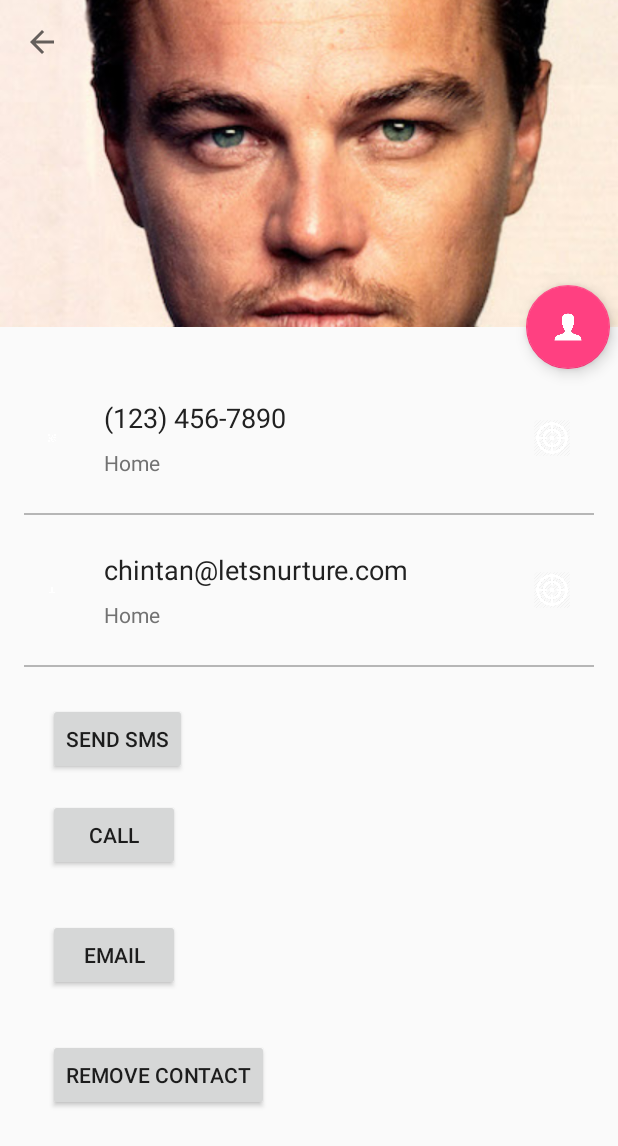
After one commit to eoleinik/VIA-Virtual-Identity-Aggregator, an Android app: the ScrollingProfileActivity screen opened directly, with no data from a screen before it, on a phone screen of 412 x 824 dp. The commit adds this screen. Shown: the top 1146 px of the screen. Run offline under Robolectric (Android 15) with nearby library versions, the phone set to English and light mode, and no system bars; 1 statement that could not run was skipped.

Commit message:
Created basic Material design Contact detail activity

```diff
--- a/app/src/main/AndroidManifest.xml
+++ b/app/src/main/AndroidManifest.xml
@@ -24,13 +24,18 @@
                 <category android:name="android.intent.category.LAUNCHER" />
             </intent-filter>
         </activity>
+
         <activity
             android:name=".AnyOrientationCaptureActivity"
             android:screenOrientation="fullSensor"
             android:stateNotNeeded="true"
             android:theme="@style/zxing_CaptureTheme"
             android:windowSoftInputMode="stateAlwaysHidden" />
+
         <activity android:name=".ContactDetailActivity"></activity>
+
+        <activity android:name=".ScrollingProfileActivity"></activity>
+
     </application>
 
 </manifest>
--- a/app/src/main/java/com/example/evgeniy/scanner/ContactDetailActivity.java
+++ /dev/null
@@ -1,18 +0,0 @@
-package com.example.evgeniy.scanner;
-
-import android.support.v7.app.AppCompatActivity;
-import android.os.Bundle;
-import android.widget.TextView;
-
-public class ContactDetailActivity extends AppCompatActivity {
-
-    @Override
-    protected void onCreate(Bundle savedInstanceState) {
-        super.onCreate(savedInstanceState);
-        setContentView(R.layout.activity_contact_detail);
-
-        String name = this.getIntent().getExtras().getString("name");
-        TextView textView = (TextView) findViewById(R.id.name_text_view);
-        textView.setText(name);
-    }
-}
--- a/app/src/main/java/com/example/evgeniy/scanner/ContactsFragment.java
+++ b/app/src/main/java/com/example/evgeniy/scanner/ContactsFragment.java
@@ -49,7 +49,7 @@ public class ContactsFragment extends Fragment{
             @Override
             public void onItemClick(AdapterView<?> parent, View view, int position, long id) {
                 Person selectedPerson = personList.get(position);
-                Intent detailIntent = new Intent(view.getContext(), ContactDetailActivity.class);
+                Intent detailIntent = new Intent(view.getContext(), ScrollingProfileActivity.class);
                 detailIntent.putExtra("name", selectedPerson.getFirstName()+" "+selectedPerson.getLastName());
                 startActivity(detailIntent);
             }
--- a/app/src/main/java/com/example/evgeniy/scanner/MainActivity.java
+++ b/app/src/main/java/com/example/evgeniy/scanner/MainActivity.java
@@ -77,7 +77,7 @@ public class MainActivity extends AppCompatActivity {
         IntentIntegrator integrator = new IntentIntegrator(this);
         integrator.setCaptureActivity(AnyOrientationCaptureActivity.class);
         integrator.setDesiredBarcodeFormats(IntentIntegrator.QR_CODE_TYPES);
-        integrator.setPrompt("Scan something");
+        integrator.setPrompt("Scan the other person's code");
         integrator.setOrientationLocked(false);
         integrator.setBeepEnabled(false);
         integrator.initiateScan();
--- /dev/null
+++ b/app/src/main/java/com/example/evgeniy/scanner/ScrollingProfileActivity.java
@@ -0,0 +1,36 @@
+package com.example.evgeniy.scanner;
+
+import android.os.Bundle;
+import android.support.design.widget.FloatingActionButton;
+import android.support.design.widget.Snackbar;
+import android.support.v7.app.AppCompatActivity;
+import android.support.v7.widget.Toolbar;
+import android.view.View;
+import android.widget.ImageView;
+
+public class ScrollingProfileActivity extends AppCompatActivity {
+
+    @Override
+    protected void onCreate(Bundle savedInstanceState) {
+        super.onCreate(savedInstanceState);
+        setContentView(R.layout.activity_scrolling_profile);
+
+        ImageView picture = (ImageView) findViewById(R.id.contact_picture);
+        picture.setImageResource(R.drawable.dicaprio);
+
+        Toolbar toolbar = (Toolbar) findViewById(R.id.toolbar);
+        setSupportActionBar(toolbar);
+
+        String name = this.getIntent().getExtras().getString("name");
+        setTitle(name);
+        FloatingActionButton fab = (FloatingActionButton) findViewById(R.id.fab);
+        fab.setOnClickListener(new View.OnClickListener() {
+            @Override
+            public void onClick(View view) {
+                Snackbar.make(view, "Replace with your own action", Snackbar.LENGTH_LONG)
+                        .setAction("Action", null).show();
+            }
+        });
+        getSupportActionBar().setDisplayHomeAsUpEnabled(true);
+    }
+}
--- a/app/src/main/res/layout/activity_contact_detail.xml
+++ /dev/null
@@ -1,27 +0,0 @@
-<?xml version="1.0" encoding="utf-8"?>
-<RelativeLayout xmlns:android="http://schemas.android.com/apk/res/android"
-    xmlns:tools="http://schemas.android.com/tools"
-    android:id="@+id/activity_contact_detail"
-    android:layout_width="match_parent"
-    android:layout_height="match_parent"
-    android:paddingBottom="@dimen/activity_vertical_margin"
-    android:paddingLeft="@dimen/activity_horizontal_margin"
-    android:paddingRight="@dimen/activity_horizontal_margin"
-    android:paddingTop="@dimen/activity_vertical_margin"
-    tools:context="com.example.evgeniy.scanner.ContactDetailActivity">
-
-
-    <LinearLayout
-        android:layout_width="match_parent"
-        android:layout_height="match_parent"
-        android:weightSum="1">
-
-        <TextView
-            android:id="@+id/name_text_view"
-            android:layout_width="wrap_content"
-            android:layout_height="wrap_content"
-            android:textSize="25sp"
-            android:text=""
-            android:layout_gravity="top" />
-    </LinearLayout>
-</RelativeLayout>
--- /dev/null
+++ b/app/src/main/res/layout/activity_scrolling_profile.xml
@@ -0,0 +1,59 @@
+<?xml version="1.0" encoding="utf-8"?>
+<android.support.design.widget.CoordinatorLayout xmlns:android="http://schemas.android.com/apk/res/android"
+xmlns:app="http://schemas.android.com/apk/res-auto"
+xmlns:tools="http://schemas.android.com/tools"
+android:layout_width="match_parent"
+android:layout_height="match_parent"
+android:fitsSystemWindows="true"
+tools:context="com.example.evgeniy.scanner.ScrollingProfileActivity">
+
+<android.support.design.widget.AppBarLayout
+    android:id="@+id/app_bar"
+    android:layout_width="match_parent"
+    android:layout_height="218dp"
+    android:fitsSystemWindows="true">
+
+    <android.support.design.widget.CollapsingToolbarLayout
+        android:id="@+id/toolbar_layout"
+        android:layout_width="match_parent"
+        android:layout_height="match_parent"
+        android:minHeight="30dp"
+
+        android:fitsSystemWindows="true"
+        app:contentScrim="?attr/colorPrimary"
+        app:layout_scrollFlags="scroll|exitUntilCollapsed|snap">
+
+        <ImageView
+            android:id="@+id/contact_picture"
+            android:layout_width="match_parent"
+            android:layout_height="wrap_content"
+            android:adjustViewBounds="true"
+            android:src="@drawable/target"
+            app:layout_collapseMode="parallax"
+            app:layout_collapseParallaxMultiplier="0.7"
+            android:scaleType="centerCrop" />
+
+        <android.support.v7.widget.Toolbar
+            android:id="@+id/toolbar"
+            android:layout_width="match_parent"
+            android:layout_height="?attr/actionBarSize"
+            app:layout_collapseMode="pin"
+            app:layout_scrollFlags="scroll|exitUntilCollapsed"
+            app:popupTheme="@style/AppTheme.PopupOverlay" />
+
+
+    </android.support.design.widget.CollapsingToolbarLayout>
+</android.support.design.widget.AppBarLayout>
+
+<include layout="@layout/content_scrolling" />
+
+<android.support.design.widget.FloatingActionButton
+    android:id="@+id/fab"
+    android:layout_width="wrap_content"
+    android:layout_height="wrap_content"
+    android:layout_margin="5dp"
+    android:src="@drawable/person"
+    app:layout_anchor="@id/app_bar"
+    app:layout_anchorGravity="bottom|end" />
+
+</android.support.design.widget.CoordinatorLayout>
--- /dev/null
+++ b/app/src/main/res/layout/content_scrolling.xml
@@ -0,0 +1,181 @@
+<?xml version="1.0" encoding="utf-8"?>
+<android.support.v4.widget.NestedScrollView
+    xmlns:android="http://schemas.android.com/apk/res/android"
+    xmlns:app="http://schemas.android.com/apk/res-auto"
+    xmlns:tools="http://schemas.android.com/tools"
+    android:layout_width="match_parent"
+    android:layout_height="match_parent"
+    android:layout_marginTop="@dimen/activity_horizontal_margin"
+    android:padding="@dimen/activity_horizontal_margin"
+    app:layout_behavior="@string/appbar_scrolling_view_behavior"
+    tools:context="com.example.evgeniy.scanner.ScrollingProfileActivity"
+    tools:showIn="@layout/activity_scrolling_profile">
+
+    <LinearLayout
+        android:layout_width="match_parent"
+        android:layout_height="wrap_content"
+        android:orientation="vertical">
+
+        <RelativeLayout
+            android:layout_width="match_parent"
+            android:layout_height="wrap_content"
+            android:background="?attr/selectableItemBackground"
+            android:clickable="true"
+            android:padding="@dimen/activity_horizontal_margin">
+
+            <ImageView
+                android:id="@+id/ivContactItem1"
+                android:layout_width="5dp"
+                android:layout_height="5dp"
+                android:layout_centerVertical="true"
+                android:layout_marginEnd="@dimen/activity_horizontal_margin"
+                android:layout_marginRight="@dimen/activity_horizontal_margin"
+                android:src="@drawable/qr_code" />
+
+            <TextView
+                android:id="@+id/tvNumber1"
+                android:layout_width="wrap_content"
+                android:layout_height="wrap_content"
+                android:layout_marginLeft="@dimen/activity_horizontal_margin"
+                android:layout_marginStart="@dimen/activity_horizontal_margin"
+                android:layout_toEndOf="@id/ivContactItem1"
+                android:layout_toRightOf="@id/ivContactItem1"
+                android:text="(123) 456-7890"
+                android:textAppearance="@style/TextAppearance.AppCompat.Medium"
+                android:textColor="#212121" />
+
+            <TextView
+                android:layout_width="wrap_content"
+                android:layout_height="wrap_content"
+                android:layout_below="@id/tvNumber1"
+                android:layout_marginLeft="@dimen/activity_horizontal_margin"
+                android:layout_marginStart="@dimen/activity_horizontal_margin"
+                android:layout_marginTop="8dp"
+                android:layout_toEndOf="@id/ivContactItem1"
+                android:layout_toRightOf="@id/ivContactItem1"
+                android:text="Home"
+                android:textAppearance="@style/TextAppearance.AppCompat.Small"
+                android:textColor="#727272" />
+
+            <ToggleButton
+                android:id="@+id/chkState1"
+                android:layout_width="24dp"
+                android:layout_height="24dp"
+                android:layout_alignParentEnd="true"
+                android:layout_alignParentRight="true"
+                android:layout_centerVertical="true"
+                android:layout_marginLeft="@dimen/activity_horizontal_margin"
+                android:layout_marginStart="@dimen/activity_horizontal_margin"
+                android:background="@drawable/target"
+                android:checked="true"
+                android:padding="6dp"
+                android:textOff=""
+                android:textOn="" />
+
+        </RelativeLayout>
+
+
+        <include layout="@layout/item_divider" />
+
+        <RelativeLayout
+            android:layout_width="match_parent"
+            android:layout_height="wrap_content"
+            android:background="?attr/selectableItemBackground"
+            android:clickable="true"
+            android:padding="@dimen/activity_horizontal_margin">
+
+            <ImageView
+                android:id="@+id/ivContactItem3"
+                android:layout_width="5dp"
+                android:layout_height="5dp"
+                android:layout_centerVertical="true"
+                android:layout_marginEnd="@dimen/activity_horizontal_margin"
+                android:layout_marginRight="@dimen/activity_horizontal_margin"
+                android:src="@drawable/person" />
+
+            <TextView
+                android:id="@+id/tvNumber3"
+                android:layout_width="wrap_content"
+                android:layout_height="wrap_content"
+                android:layout_marginLeft="@dimen/activity_horizontal_margin"
+                android:layout_marginStart="@dimen/activity_horizontal_margin"
+                android:layout_toEndOf="@id/ivContactItem3"
+                android:layout_toLeftOf="@+id/chkState3"
+                android:layout_toRightOf="@id/ivContactItem3"
+                android:layout_toStartOf="@+id/chkState3"
+                android:ellipsize="end"
+                android:maxLines="1"
+                android:text="chintan@letsnurture.com"
+                android:textAppearance="@style/TextAppearance.AppCompat.Medium"
+                android:textColor="#212121" />
+
+            <TextView
+                android:layout_width="wrap_content"
+                android:layout_height="wrap_content"
+                android:layout_below="@id/tvNumber3"
+                android:layout_marginLeft="@dimen/activity_horizontal_margin"
+                android:layout_marginStart="@dimen/activity_horizontal_margin"
+                android:layout_marginTop="8dp"
+                android:layout_toEndOf="@id/ivContactItem3"
+                android:layout_toRightOf="@id/ivContactItem3"
+                android:text="Home"
+                android:textAppearance="@style/TextAppearance.AppCompat.Small"
+                android:textColor="#727272" />
+
+            <ToggleButton
+                android:id="@+id/chkState3"
+                android:layout_width="24dp"
+                android:layout_height="24dp"
+                android:layout_alignParentEnd="true"
+                android:layout_alignParentRight="true"
+                android:layout_centerVertical="true"
+                android:layout_marginLeft="@dimen/activity_horizontal_margin"
+                android:layout_marginStart="@dimen/activity_horizontal_margin"
+                android:background="@drawable/target"
+                android:checked="true"
+                android:padding="6dp"
+                android:textOff=""
+                android:textOn="" />
+
+        </RelativeLayout>
+
+
+        <include layout="@layout/item_divider" />
+
+
+        <LinearLayout
+            android:layout_width="match_parent"
+            android:layout_height="wrap_content"
+            android:orientation="vertical"
+            android:padding="@dimen/activity_horizontal_margin">
+
+            <Button
+                android:layout_width="wrap_content"
+                android:layout_height="wrap_content"
+                android:text="Send SMS" />
+
+            <Button
+                android:layout_width="wrap_content"
+                android:layout_height="wrap_content"
+                android:layout_marginBottom="@dimen/activity_horizontal_margin"
+                android:layout_marginTop="@dimen/activity_horizontal_margin"
+                android:text="Call" />
+
+            <Button
+                android:layout_width="wrap_content"
+                android:layout_height="wrap_content"
+                android:layout_marginBottom="@dimen/activity_horizontal_margin"
+                android:layout_marginTop="@dimen/activity_horizontal_margin"
+                android:text="Email" />
+
+            <Button
+                android:layout_width="wrap_content"
+                android:layout_height="wrap_content"
+                android:layout_marginBottom="@dimen/activity_horizontal_margin"
+                android:layout_marginTop="@dimen/activity_horizontal_margin"
+                android:text="Remove Contact" />
+
+        </LinearLayout>
+    </LinearLayout>
+
+</android.support.v4.widget.NestedScrollView>
--- /dev/null
+++ b/app/src/main/res/layout/item_divider.xml
@@ -0,0 +1,7 @@
+<?xml version="1.0" encoding="utf-8"?>
+<View xmlns:android="http://schemas.android.com/apk/res/android"
+    android:layout_width="match_parent"
+    android:layout_height="1dp"
+    android:layout_marginBottom="8dp"
+    android:layout_marginTop="8dp"
+    android:background="#B6B6B6" />
--- a/app/src/main/res/values/styles.xml
+++ b/app/src/main/res/values/styles.xml
@@ -12,4 +12,7 @@
         <item name="colorAccent">@color/colorAccent</item>
     </style>
 
+    <style name="AppTheme.PopupOverlay" parent="ThemeOverlay.AppCompat.Light" />
+
+
 </resources>
```
